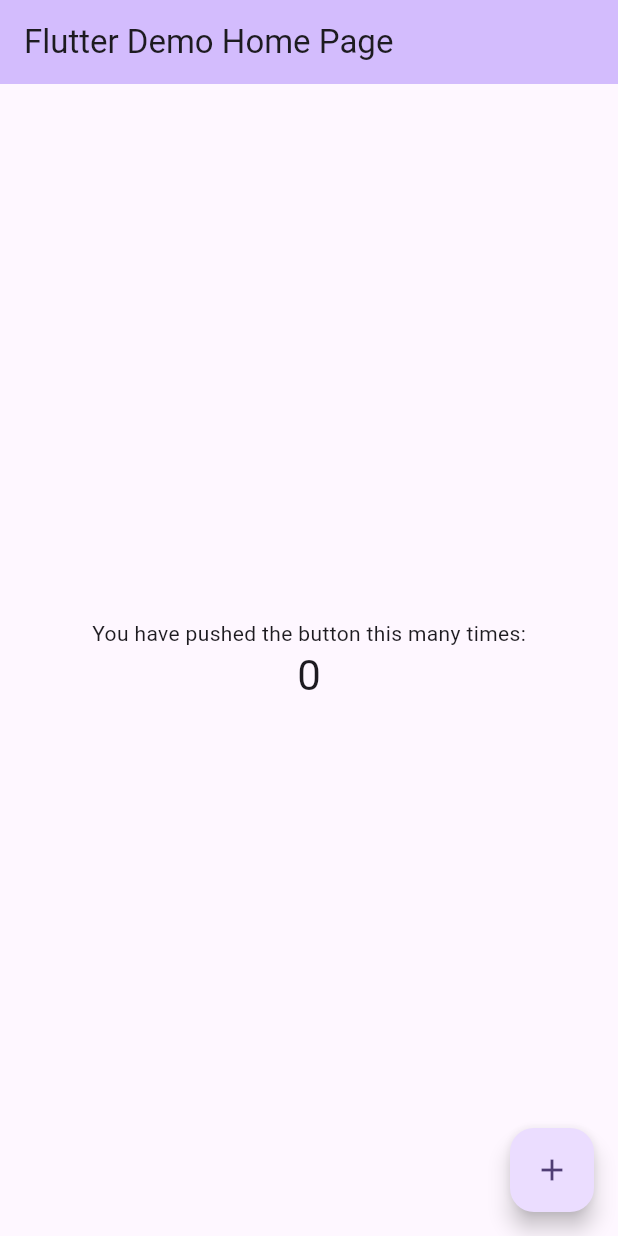
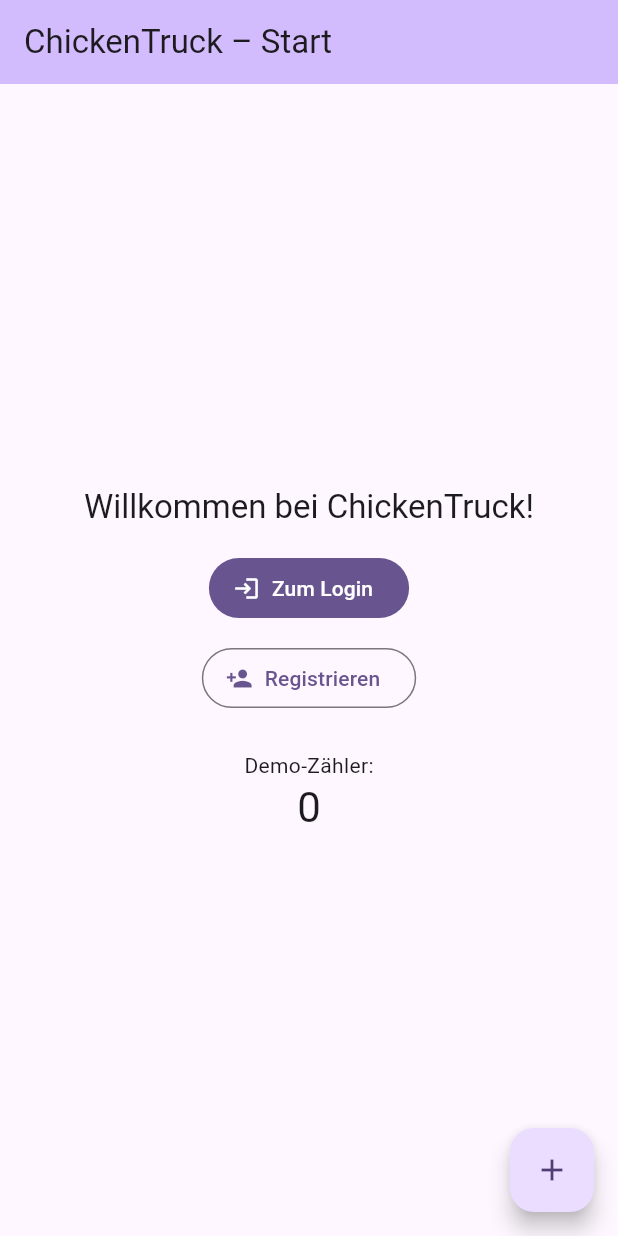
Before and after one commit to Tobn211/chickentruck-backend, a Flutter app: the screen it shows after launch, on a phone screen of 412 x 824 dp. Run offline on Flutter 3.47's test engine with Material 3 defaults, Android fonts, the phone set to English and light mode, and no system bars; our stand-ins replace supabase_flutter; accounts and stored records are empty.

```diff
--- a/chickentruck_app/lib/main.dart
+++ b/chickentruck_app/lib/main.dart
@@ -1,5 +1,6 @@
 import 'package:flutter/material.dart';
 import 'package:supabase_flutter/supabase_flutter.dart';
+
 import 'login_screen.dart';
 import 'register_screen.dart';
 
@@ -10,54 +11,53 @@ void main() async {
   // Supabase initialisieren – hier deine echten Projektwerte eintragen
   await Supabase.initialize(
     url: 'https://dpkwakwpawjrpabrfeci.supabase.co', // ← Supabase-URL
-    anonKey: 'eyJhbGciOiJIUzI1NiIsInR5cCI6IkpXVCJ9.eyJpc3MiOiJzdXBhYmFzZSIsInJlZiI6ImRwa3dha3dwYXdqcnBhYnJmZWNpIiwicm9sZSI6ImFub24iLCJpYXQiOjE3NTUxOTQ3MDMsImV4cCI6MjA3MDc3MDcwM30.kGiaYbao0fuA0SACYOsnPgXmXD2LlQUtx3xX1G1mwnA',               // ← öffentlicher Supabase-Key
+    anonKey:
+        'eyJhbGciOiJIUzI1NiIsInR5cCI6IkpXVCJ9.eyJpc3MiOiJzdXBhYmFzZSIsInJlZiI6ImRwa3dha3dwYXdqcnBhYnJmZWNpIiwicm9sZSI6ImFub24iLCJpYXQiOjE3NTUxOTQ3MDMsImV4cCI6MjA3MDc3MDcwM30.kGiaYbao0fuA0SACYOsnPgXmXD2LlQUtx3xX1G1mwnA', // ← öffentlicher Supabase-Key
   );
 
   runApp(const MyApp());
 }
 
+/// Zentrale Routen-Konstanten
+class Routes {
+  static const home = '/';
+  static const login = '/login';
+  static const register = '/register';
+}
+
 class MyApp extends StatelessWidget {
   const MyApp({super.key});
 
-  // This widget is the root of your application.
+  // Root der Anwendung
   @override
   Widget build(BuildContext context) {
     return MaterialApp(
-      title: 'Flutter Demo',
+      title: 'ChickenTruck',
+      debugShowCheckedModeBanner: false,
       theme: ThemeData(
-        // This is the theme of your application.
-        //
-        // TRY THIS: Try running your application with "flutter run". You'll see
-        // the application has a purple toolbar. Then, without quitting the app,
-        // try changing the seedColor in the colorScheme below to Colors.green
-        // and then invoke "hot reload" (save your changes or press the "hot
-        // reload" button in a Flutter-supported IDE, or press "r" if you used
-        // the command line to start the app).
-        //
-        // Notice that the counter didn't reset back to zero; the application
-        // state is not lost during the reload. To reset the state, use hot
-        // restart instead.
-        //
-        // This works for code too, not just values: Most code changes can be
-        // tested with just a hot reload.
         colorScheme: ColorScheme.fromSeed(seedColor: Colors.deepPurple),
+        useMaterial3: true,
       ),
-      home: const MyHomePage(title: 'Flutter Demo Home Page'),
+
+      // Startseite
+      initialRoute: Routes.home,
+
+      // Benannte Routen
+      routes: {
+        Routes.home: (_) => const MyHomePage(title: 'ChickenTruck – Start'),
+        Routes.login: (_) => const LoginScreen(),
+        Routes.register: (_) => const RegisterScreen(),
+      },
+
+      // Fallback, falls eine Route fehlt
+      onUnknownRoute: (_) =>
+          MaterialPageRoute(builder: (_) => const MyHomePage(title: 'ChickenTruck – Start')),
     );
   }
 }
 
 class MyHomePage extends StatefulWidget {
   const MyHomePage({super.key, required this.title});
-
-  // This widget is the home page of your application. It is stateful, meaning
-  // that it has a State object (defined below) that contains fields that affect
-  // how it looks.
-
-  // This class is the configuration for the state. It holds the values (in this
-  // case the title) provided by the parent (in this case the App widget) and
-  // used by the build method of the State. Fields in a Widget subclass are
-  // always marked "final".
 
   final String title;
 
@@ -66,56 +66,50 @@ class MyHomePage extends StatefulWidget {
 }
 
 class _MyHomePageState extends State<MyHomePage> {
+  // Optional: Counter aus dem Template – kannst du auch entfernen
   int _counter = 0;
 
   void _incrementCounter() {
-    setState(() {
-      // This call to setState tells the Flutter framework that something has
-      // changed in this State changed
-      // _counter without calling setState(), then the build method would not be
-      // called again, and so nothing would appear to happen.
-      _counter++;
-    });
+    setState(() => _counter++);
   }
 
   @override
   Widget build(BuildContext context) {
-    // This method is rerun every time setState is called, for instance as done
-    // by the _incrementCounter method above.
-    //
-    // The Flutter framework has been optimized to make rerunning build methods
-    // fast, so that you can just rebuild anything that needs updating rather
-    // than having to individually change instances of widgets.
     return Scaffold(
       appBar: AppBar(
-        // TRY THIS: Try changing the color here to a specific color (to
-        // Colors.amber, perhaps?) and trigger a hot reload to see the AppBar
-        // change color while the other colors stay the same.
         backgroundColor: Theme.of(context).colorScheme.inversePrimary,
-        // Here we take the value from the MyHomePage object that was created by
-        // the App.build method, and use it to set our appbar title.
         title: Text(widget.title),
       ),
       body: Center(
-        // Center is a layout widget. It takes a single child and positions it
-        // in the middle of the parent.
+        child: ConstrainedBox(
+          constraints: const BoxConstraints(maxWidth: 420),
           child: Column(
-          // Column is also a layout widget. It takes a list of children and
-          // arranges them vertically. By default, it sizes itself to fit its
-          // children horizontally, and tries to be as tall as its parent.
-          //
-          // Column has various properties to control how it sizes itself and
-          // how it positions its children. Here we use mainAxisAlignment to
-          // center the children vertically; the main axis here is the vertical
-          // axis because Columns are vertical (the cross axis would be
-          // horizontal).
-          //
-          // TRY THIS: Invoke "debug painting" (choose the "Toggle Debug Paint"
-          // action in the IDE, or press "p" in the console), to see the
-          // wireframe for each widget.
-          mainAxisAlignment: MainAxisAlignment.center,
+            mainAxisSize: MainAxisSize.min,
             children: <Widget>[
-            const Text('You have pushed the button this many times:'),
+              // Kleiner Infotext (optional)
+              Text(
+                'Willkommen bei ChickenTruck!',
+                style: Theme.of(context).textTheme.titleLarge,
+                textAlign: TextAlign.center,
+              ),
+              const SizedBox(height: 16),
+
+              // Navigation per benannter Route
+              FilledButton.icon(
+                icon: const Icon(Icons.login),
+                label: const Text('Zum Login'),
+                onPressed: () => Navigator.pushNamed(context, Routes.login),
+              ),
+              const SizedBox(height: 12),
+              OutlinedButton.icon(
+                icon: const Icon(Icons.person_add),
+                label: const Text('Registrieren'),
+                onPressed: () => Navigator.pushNamed(context, Routes.register),
+              ),
+
+              const SizedBox(height: 24),
+              // Der frühere Counter bleibt funktionsfähig (kannst du jederzeit entfernen)
+              const Text('Demo-Zähler:'),
               Text(
                 '$_counter',
                 style: Theme.of(context).textTheme.headlineMedium,
@@ -123,11 +117,12 @@ class _MyHomePageState extends State<MyHomePage> {
             ],
           ),
         ),
+      ),
       floatingActionButton: FloatingActionButton(
         onPressed: _incrementCounter,
         tooltip: 'Increment',
         child: const Icon(Icons.add),
-      ), // This trailing comma makes auto-formatting nicer for build methods.
+      ),
     );
   }
 }
```
Also changed, not shown: chickentruck_app/lib/login_screen.dart (+35 -14 lines), chickentruck_app/lib/register_screen.dart (+58 -13 lines), 3 other files. Lines whose indentation alone changed are shown as unchanged.
